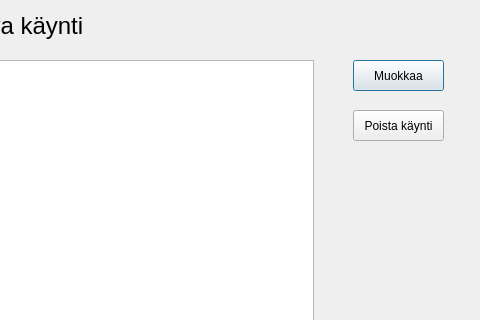
This is editvisit.ui in juhotuominen/CustomerManagerQT as Qt 5 draws it before an edit; both pictures show x 197 to 677 and y 0 to 320 of the 677 by 445 pixel window. The edited form follows.
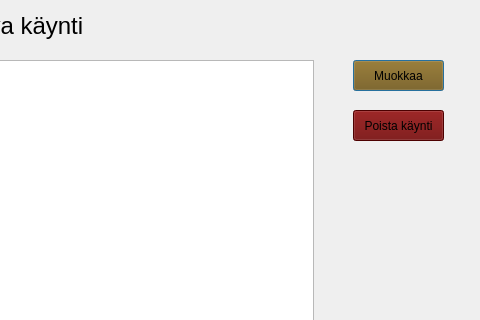
This is the edited form.

What changed in the file:
```diff
--- a/editvisit.ui
+++ b/editvisit.ui
@@ -32,6 +32,9 @@
      <height>31</height>
     </rect>
    </property>
+   <property name="styleSheet">
+    <string notr="true">background-color: rgb(120, 80, 0);</string>
+   </property>
    <property name="text">
     <string>Muokkaa</string>
    </property>
@@ -45,6 +48,9 @@
      <height>31</height>
     </rect>
    </property>
+   <property name="styleSheet">
+    <string notr="true">background-color: rgb(107, 0, 0);</string>
+   </property>
    <property name="text">
     <string>Poista käynti</string>
    </property>
```
